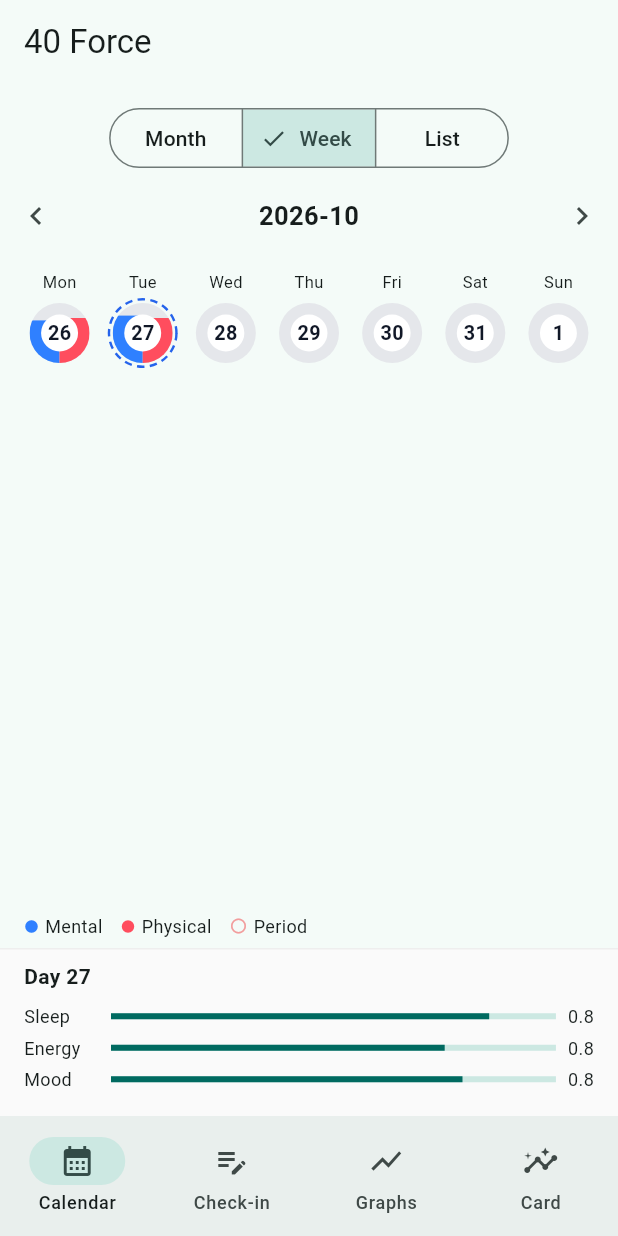
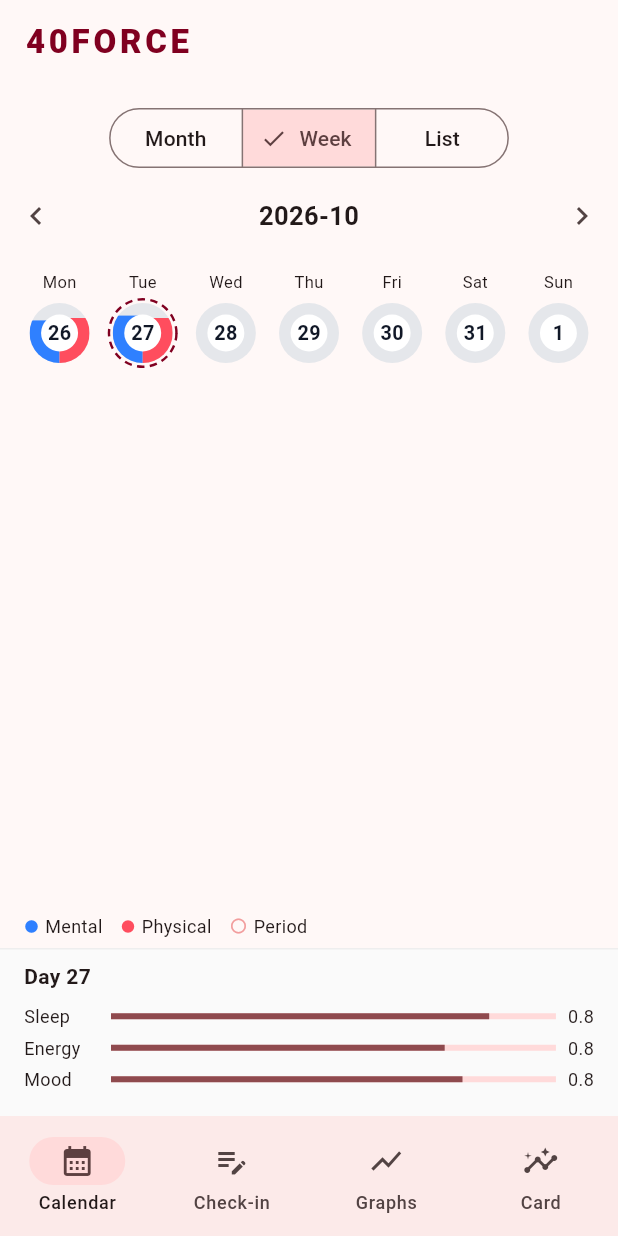
Before and after one commit to LilianaLukash/40Force, a Flutter app: the screen it shows after launch, after a tap on "Week", on a phone screen of 412 x 824 dp. Run offline on Flutter 3.47's test engine with Material 3 defaults, Android fonts, the phone set to English and light mode, and no system bars.

Commit message:
Rebrand to 40FORCE: burgundy theme, custom launcher icon, build record

```diff
--- a/app/lib/main.dart
+++ b/app/lib/main.dart
@@ -11,8 +11,11 @@ class Force40App extends StatelessWidget {
   @override
   Widget build(BuildContext context) {
     return MaterialApp(
-      title: '40 Force',
-      theme: ThemeData(colorSchemeSeed: Colors.teal, useMaterial3: true),
+      title: '40FORCE',
+      theme: ThemeData(
+        colorSchemeSeed: const Color(0xFF800020),
+        useMaterial3: true,
+      ),
       home: const HomeShell(),
     );
   }
@@ -45,7 +48,16 @@ class _HomeShellState extends State<HomeShell> {
       CardScreen(days: _days),
     ];
     return Scaffold(
-      appBar: AppBar(title: const Text('40 Force')),
+      appBar: AppBar(
+        title: const Text(
+          '40FORCE',
+          style: TextStyle(
+            fontWeight: FontWeight.w800,
+            letterSpacing: 2.5,
+            color: Color(0xFF800020),
+          ),
+        ),
+      ),
       body: pages[_index],
       bottomNavigationBar: NavigationBar(
         selectedIndex: _index,
@@ -418,7 +430,7 @@ class _ActivityCirclePainter extends CustomPainter {
 
   void _drawDashedCircle(Canvas canvas, Rect circle) {
     final paint = Paint()
-      ..color = const Color(0xFF2563EB)
+      ..color = const Color(0xFF800020)
       ..style = PaintingStyle.stroke
       ..strokeWidth = 1.6;
     const dash = 0.22;
```
Also changed, not shown: generated_images/ForIcon40Force.png (added), generated_images/phone_brand.png (added), generated_images/phone_calendar.png (added), generated_images/phone_page2.png (added), 8 other files.
